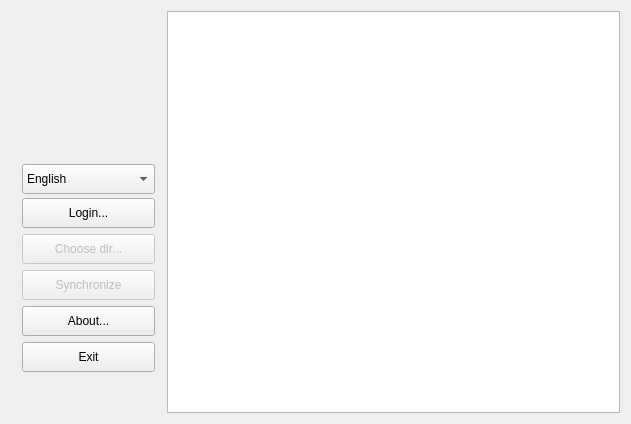
Before: the Qt Designer form src/ui/mainwindow.ui in DenisMedved/vkaudiosync, drawn with Qt 5.
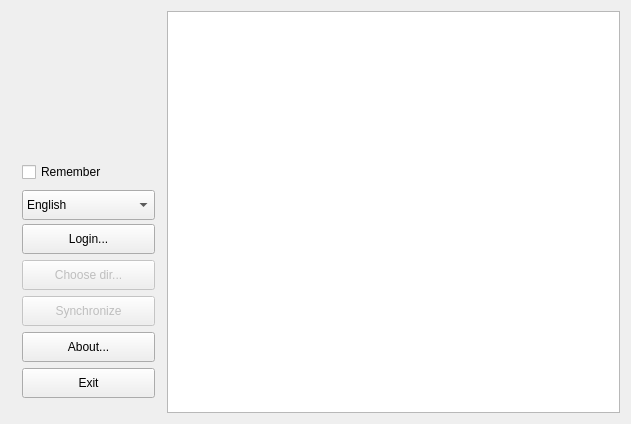
After: the same form once the commit is applied. Icons and pictures are not drawn. Custom widgets are drawn as their Qt base class.

What changed in the file:
```diff
--- a/src/ui/mainwindow.ui
+++ b/src/ui/mainwindow.ui
@@ -115,6 +115,13 @@
            </property>
           </widget>
          </item>
+         <item>
+          <widget class="QCheckBox" name="remember">
+           <property name="text">
+            <string>Remember</string>
+           </property>
+          </widget>
+         </item>
          <item>
           <widget class="QComboBox" name="langList">
            <property name="sizePolicy">
```
